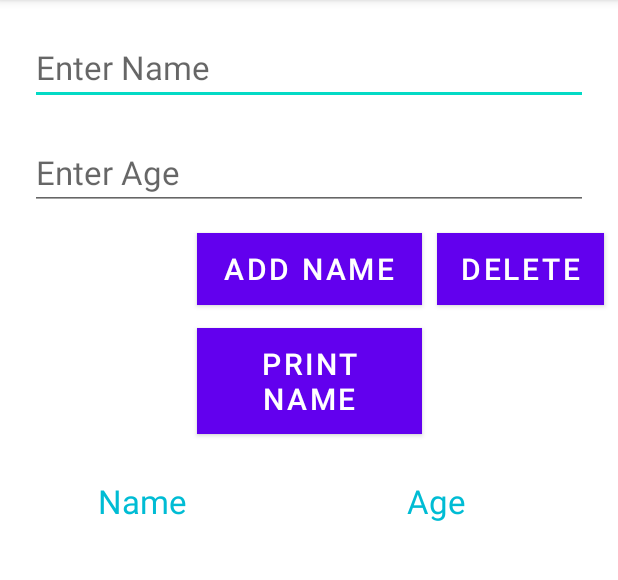
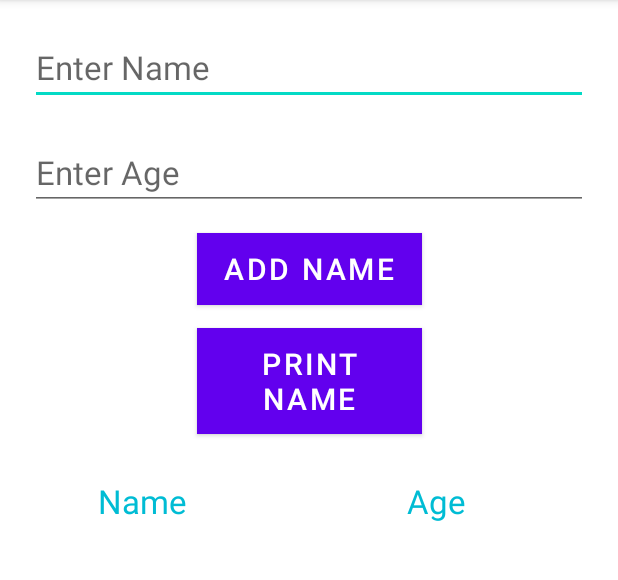
Before and after one commit to Nessy01/sqlite, an Android app: the screen it shows after launch (MainActivity), on a phone screen of 412 x 824 dp, the part 84-664 px from its top. Run offline under Robolectric (Android 15) with nearby library versions, the phone set to English and light mode, and no system bars.

Commit message:
almost no comments

```diff
--- a/app/src/main/java/com/example/sqlite/MainActivity.kt
+++ b/app/src/main/java/com/example/sqlite/MainActivity.kt
@@ -14,8 +14,7 @@ class MainActivity : AppCompatActivity() {
     override fun onCreate(savedInstanceState: Bundle?) {
         super.onCreate(savedInstanceState)
         setContentView(R.layout.activity_main)
-        // below code is to add on click
-        // listener to our add name button
+
         val db = DB1(this, null)
         addName.setOnClickListener{
             val name = enterName.text.toString()
@@ -25,29 +24,16 @@ class MainActivity : AppCompatActivity() {
             enterName.text.clear()
             enterAge.text.clear()
         }
-        delete.setOnClickListener {
-            val name=db.
-            val result = db.delete(name)
-            Toast.makeText(this, name + " deleted", Toast.LENGTH_LONG).show()
-
-        }
         printName.setOnClickListener{
             val cursor = db.getName()
-
-            // moving the cursor to first position and
-            // appending value in the text view
             cursor!!.moveToFirst()
             Name.append(cursor.getString(cursor.getColumnIndexOrThrow(DB1.NAME_COL)) + "\n")
             Age.append(cursor.getString(cursor.getColumnIndexOrThrow(DB1.AGE_COL)) + "\n")
 
-            // moving our cursor to next
-            // position and appending values
             while(cursor.moveToNext()){
                 Name.append(cursor.getString(cursor.getColumnIndexOrThrow(DB1.NAME_COL)) + "\n")
                 Age.append(cursor.getString(cursor.getColumnIndexOrThrow(DB1.AGE_COL)) + "\n")
             }
-
-            // at last we close our cursor
             cursor.close()
         }
     }
--- a/app/src/main/res/layout/activity_main.xml
+++ b/app/src/main/res/layout/activity_main.xml
@@ -62,22 +62,6 @@
         app:layout_constraintStart_toStartOf="parent"
         app:layout_constraintTop_toBottomOf="@+id/addName" />
 
-    <!-- Button to delete data -->
-
-    <Button
-        android:id="@+id/delete"
-        android:layout_width="wrap_content"
-        android:layout_height="wrap_content"
-        android:layout_marginTop="15dp"
-        android:background="@color/black"
-        android:text="Delete"
-        android:textColor="#ffffff"
-        android:textSize="20sp"
-        app:layout_constraintEnd_toEndOf="parent"
-        app:layout_constraintStart_toEndOf="@+id/addName"
-        app:layout_constraintTop_toBottomOf="@+id/enterAge" />
-
-
     <!-- Text view to get all name -->
     <TextView
         android:id="@+id/Name"
```
Also changed, not shown: app/src/main/java/com/example/sqlite/DB1.kt (+0 -12 lines).
